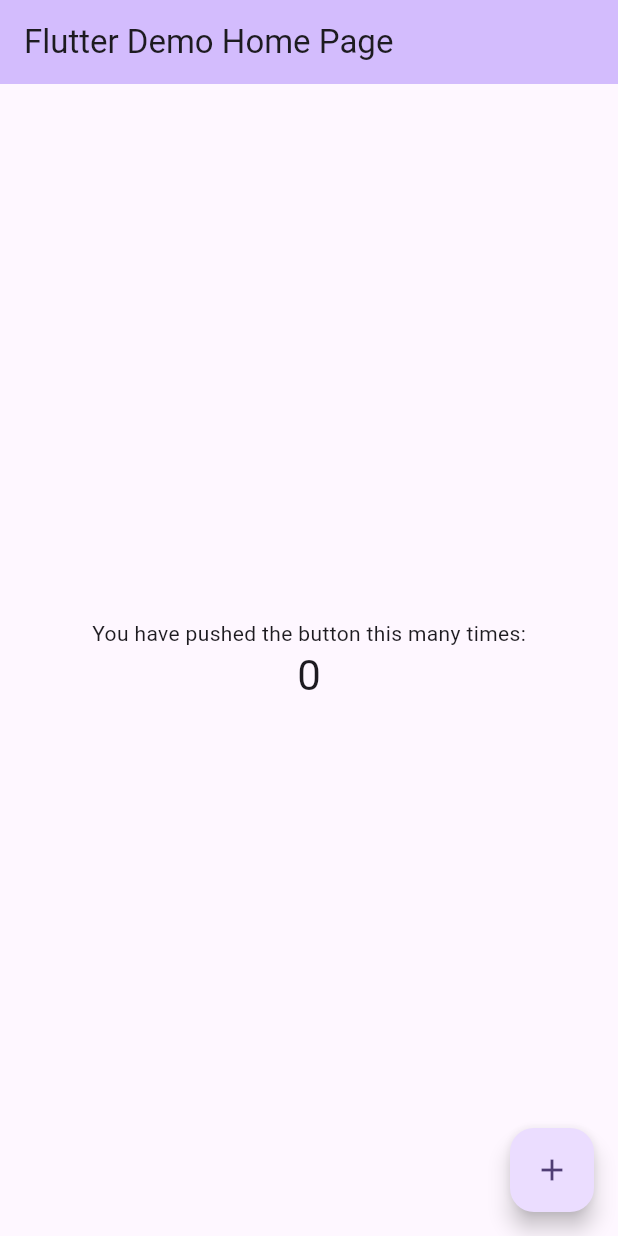
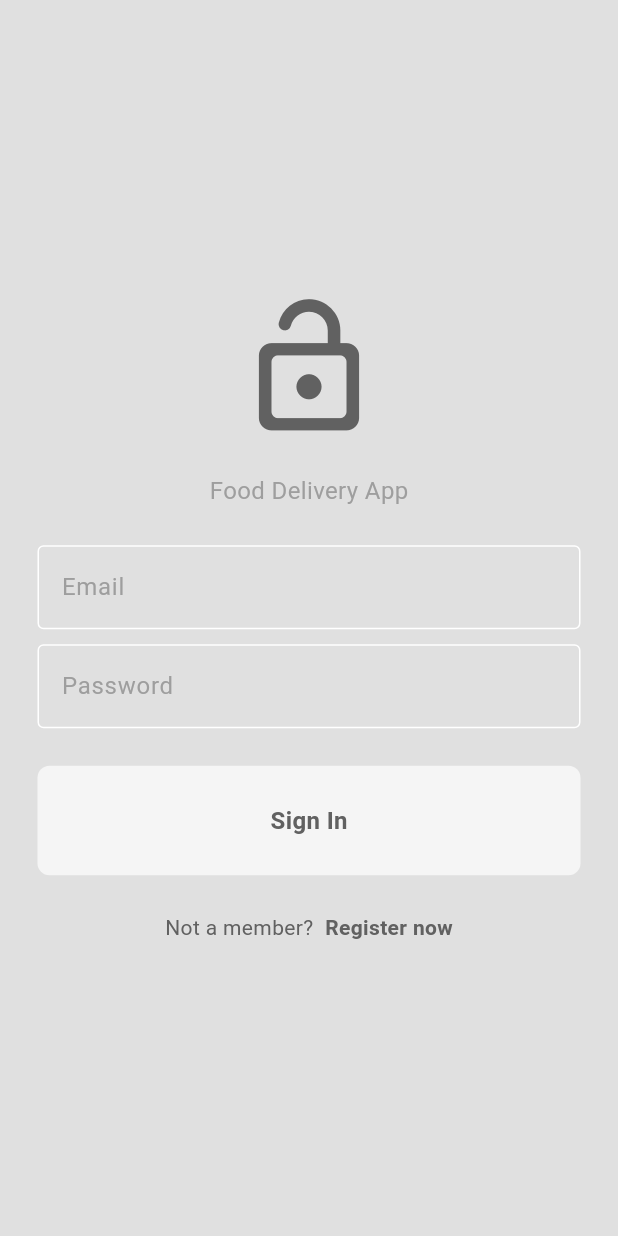
Before and after one commit to FarhahSakinah/Anogi_Delivery, a Flutter app: the screen it shows after launch, on a phone screen of 412 x 824 dp. Run offline on Flutter 3.47's test engine with Material 3 defaults, Android fonts, the light colour scheme and no system bars.

Commit message:
Implement theme provider and login page with custom components

```diff
--- /dev/null
+++ b/lib/component/my_button.dart
@@ -0,0 +1,37 @@
+import 'package:flutter/material.dart';
+
+class MyButton extends StatelessWidget {
+  final Function()? onTap;
+  final String text;
+
+  const MyButton({
+    super.key,
+    required this.text,
+    required this.onTap,
+  });
+
+  @override
+  Widget build(BuildContext context) {
+    return GestureDetector(
+      onTap: onTap,
+      child: Container(
+        padding: const EdgeInsets.all(25),
+        margin: const EdgeInsets.symmetric(horizontal: 25),
+        decoration: BoxDecoration(
+          color: Theme.of(context).colorScheme.secondary,
+          borderRadius: BorderRadius.circular(8),
+        ),
+        child: Center(
+          child: Text(
+            text,
+            style: TextStyle(
+              color: Theme.of(context).colorScheme.inversePrimary,
+              fontSize: 16,
+              fontWeight: FontWeight.bold,
+            ),
+          ),
+        ),
+      ),
+    );
+  }
+}
--- /dev/null
+++ b/lib/component/my_textfield.dart
@@ -0,0 +1,39 @@
+import 'package:flutter/material.dart';
+
+class MyTextfield extends StatelessWidget {
+  final TextEditingController controller;
+  final String hintText;
+  final bool obscureText;
+
+  const MyTextfield({
+    super.key,
+    required this.controller,
+    required this.hintText,
+    required this.obscureText,
+  });
+
+  @override
+  Widget build(BuildContext context) {
+    return Padding(
+      padding: const EdgeInsets.symmetric(horizontal: 25.0),
+      child: TextField(
+        controller: controller,
+        obscureText: obscureText,
+        decoration: InputDecoration(
+         enabledBorder: OutlineInputBorder(
+          borderSide:
+              BorderSide(color: Theme.of(context).colorScheme.tertiary),
+        ),
+        focusedBorder: OutlineInputBorder(
+          borderRadius: BorderRadius.circular(10),
+          borderSide:
+              BorderSide(color: Theme.of(context).colorScheme.primary),
+          ),
+          hintText: hintText,
+          hintStyle: TextStyle(color: Theme.of(context).colorScheme.primary,
+          ),
+        ),
+      ),
+    );
+  }
+}
--- a/lib/main.dart
+++ b/lib/main.dart
@@ -1,122 +1,27 @@
 import 'package:flutter/material.dart';
+import 'package:provider/provider.dart';
+import 'pages/login_page.dart';
+import 'themes/theme_provider.dart';
 
 void main() {
-  runApp(const MyApp());
+  runApp(
+    ChangeNotifierProvider(
+      create: (context) => ThemeProvider(),
+      child: const MyApp(),
+    ),
+  );
 }
 
 class MyApp extends StatelessWidget {
   const MyApp({super.key});
-
-  // This widget is the root of your application.
   @override
   Widget build(BuildContext context) {
     return MaterialApp(
-      title: 'Flutter Demo',
-      theme: ThemeData(
-        // This is the theme of your application.
-        //
-        // TRY THIS: Try running your application with "flutter run". You'll see
-        // the application has a purple toolbar. Then, without quitting the app,
-        // try changing the seedColor in the colorScheme below to Colors.green
-        // and then invoke "hot reload" (save your changes or press the "hot
-        // reload" button in a Flutter-supported IDE, or press "r" if you used
-        // the command line to start the app).
-        //
-        // Notice that the counter didn't reset back to zero; the application
-        // state is not lost during the reload. To reset the state, use hot
-        // restart instead.
-        //
-        // This works for code too, not just values: Most code changes can be
-        // tested with just a hot reload.
-        colorScheme: ColorScheme.fromSeed(seedColor: Colors.deepPurple),
+      debugShowCheckedModeBanner: false,
+      home: LoginPage(
+        onTap: () {},
       ),
-      home: const MyHomePage(title: 'Flutter Demo Home Page'),
+      theme: Provider.of<ThemeProvider>(context).themeData,
     );
   }
 }
-
-class MyHomePage extends StatefulWidget {
-  const MyHomePage({super.key, required this.title});
-
-  // This widget is the home page of your application. It is stateful, meaning
-  // that it has a State object (defined below) that contains fields that affect
-  // how it looks.
-
-  // This class is the configuration for the state. It holds the values (in this
-  // case the title) provided by the parent (in this case the App widget) and
-  // used by the build method of the State. Fields in a Widget subclass are
-  // always marked "final".
-
-  final String title;
-
-  @override
-  State<MyHomePage> createState() => _MyHomePageState();
-}
-
-class _MyHomePageState extends State<MyHomePage> {
-  int _counter = 0;
-
-  void _incrementCounter() {
-    setState(() {
-      // This call to setState tells the Flutter framework that something has
-      // changed in this State, which causes it to rerun the build method below
-      // so that the display can reflect the updated values. If we changed
-      // _counter without calling setState(), then the build method would not be
-      // called again, and so nothing would appear to happen.
-      _counter++;
-    });
-  }
-
-  @override
-  Widget build(BuildContext context) {
-    // This method is rerun every time setState is called, for instance as done
-    // by the _incrementCounter method above.
-    //
-    // The Flutter framework has been optimized to make rerunning build methods
-    // fast, so that you can just rebuild anything that needs updating rather
-    // than having to individually change instances of widgets.
-    return Scaffold(
-      appBar: AppBar(
-        // TRY THIS: Try changing the color here to a specific color (to
-        // Colors.amber, perhaps?) and trigger a hot reload to see the AppBar
-        // change color while the other colors stay the same.
-        backgroundColor: Theme.of(context).colorScheme.inversePrimary,
-        // Here we take the value from the MyHomePage object that was created by
-        // the App.build method, and use it to set our appbar title.
-        title: Text(widget.title),
-      ),
-      body: Center(
-        // Center is a layout widget. It takes a single child and positions it
-        // in the middle of the parent.
-        child: Column(
-          // Column is also a layout widget. It takes a list of children and
-          // arranges them vertically. By default, it sizes itself to fit its
-          // children horizontally, and tries to be as tall as its parent.
-          //
-          // Column has various properties to control how it sizes itself and
-          // how it positions its children. Here we use mainAxisAlignment to
-          // center the children vertically; the main axis here is the vertical
-          // axis because Columns are vertical (the cross axis would be
-          // horizontal).
-          //
-          // TRY THIS: Invoke "debug painting" (choose the "Toggle Debug Paint"
-          // action in the IDE, or press "p" in the console), to see the
-          // wireframe for each widget.
-          mainAxisAlignment: MainAxisAlignment.center,
-          children: <Widget>[
-            const Text('You have pushed the button this many times:'),
-            Text(
-              '$_counter',
-              style: Theme.of(context).textTheme.headlineMedium,
-            ),
-          ],
-        ),
-      ),
-      floatingActionButton: FloatingActionButton(
-        onPressed: _incrementCounter,
-        tooltip: 'Increment',
-        child: const Icon(Icons.add),
-      ), // This trailing comma makes auto-formatting nicer for build methods.
-    );
-  }
-}
--- /dev/null
+++ b/lib/pages/login_page.dart
@@ -0,0 +1,111 @@
+import 'package:flutter/material.dart';
+import 'package:anogi_delivery/component/my_textfield.dart';
+import 'package:anogi_delivery/component/my_button.dart';
+
+class LoginPage extends StatefulWidget {
+  final void Function()? onTap;
+
+  const LoginPage({super.key, required this.onTap});
+
+  @override
+  State<LoginPage> createState() => _LoginPageState();
+}
+
+class _LoginPageState extends State<LoginPage> {
+  // Text editing controllers
+  final TextEditingController emailController = TextEditingController();
+  final TextEditingController passwordController = TextEditingController();
+
+  @override
+  void dispose() {
+    // Always dispose controllers when done
+    emailController.dispose();
+    passwordController.dispose();
+    super.dispose();
+  }
+
+  @override
+  Widget build(BuildContext context) {
+    return Scaffold(
+      backgroundColor: Theme.of(context).colorScheme.background,
+      body: Center(
+        child: Column(
+          mainAxisAlignment: MainAxisAlignment.center,
+          children: [
+            // logo
+            Icon(
+              Icons.lock_open_rounded,
+              size: 100,
+              color: Theme.of(context).colorScheme.inversePrimary,
+            ),
+
+            const SizedBox(height: 20),
+
+            // app slogan
+            Text(
+              "Food Delivery App",
+              style: TextStyle(
+                fontSize: 16,
+                color: Theme.of(context).colorScheme.primary,
+              ),
+            ),
+
+            const SizedBox(height: 25),
+
+            // email field
+            MyTextfield(
+              controller: emailController,
+              hintText: "Email",
+              obscureText: false,
+            ),
+
+            const SizedBox(height: 10),
+
+            // password field
+            MyTextfield(
+              controller: passwordController,
+              hintText: "Password",
+              obscureText: true,
+            ),
+
+            const SizedBox(height: 25),
+
+            // sign in button
+            MyButton(
+              text: "Sign In",
+              onTap: () {
+                // Add your login logic here
+              },
+            ),
+
+            const SizedBox(height: 25),
+
+            // register prompt
+            Row(
+              mainAxisAlignment: MainAxisAlignment.center,
+              children: [
+                Text(
+                  "Not a member? ",
+                  style: TextStyle(
+                    color: Theme.of(context).colorScheme.inversePrimary,
+                  ),
+                ),
+                const SizedBox(width: 4),
+                GestureDetector(
+                  onTap: widget.onTap,
+                  child: Text(
+                    "Register now",
+                    style: TextStyle(
+                      color: Theme.of(context).colorScheme.inversePrimary,
+                      fontWeight: FontWeight.bold,
+                    ),
+                  ),
+                ),
+              ],
+            ),
+          ],
+        ),
+      ),
+    );
+  }
+}
--- /dev/null
+++ b/lib/themes/dark_mode.dart
@@ -0,0 +1,11 @@
+import 'package:flutter/material.dart';
+
+ThemeData darkMode = ThemeData(
+  colorScheme: ColorScheme.dark(
+    background: const Color.fromARGB(255, 20, 20, 20),
+    primary: Color.fromARGB(255, 122, 122, 122),
+    secondary: Color.fromARGB(255, 30, 30, 30),
+    tertiary: Color.fromARGB(255, 47, 47, 47),
+    inversePrimary: Colors.grey.shade300,
+  ),
+);
--- /dev/null
+++ b/lib/themes/light_mode.dart
@@ -0,0 +1,11 @@
+import 'package:flutter/material.dart';
+
+ThemeData lightMode = ThemeData(
+  colorScheme: ColorScheme.light(
+    background: Colors.grey.shade300,
+    primary: Colors.grey.shade500,
+    secondary: Colors.grey.shade100,
+    tertiary: Colors.white,
+    inversePrimary: Colors.grey.shade700,
+  ),
+);
--- /dev/null
+++ b/lib/themes/theme_provider.dart
@@ -0,0 +1,23 @@
+import 'package:flutter/material.dart';
+import 'package:anogi_delivery/themes/dark_mode.dart';
+import 'package:anogi_delivery/themes/light_mode.dart';
+
+class ThemeProvider extends ChangeNotifier {
+  ThemeData _themeData = lightMode;
+
+  ThemeData get themeData => _themeData;
+
+  set themeData(ThemeData theme) {
+    _themeData = theme;
+    notifyListeners();
+  }
+
+  void toggleTheme() {
+    if (_themeData == lightMode) {
+      _themeData = darkMode;
+    } else {
+      _themeData = lightMode;
+    }
+    notifyListeners();  // <-- Add this line to notify listeners about the change
+  }
+}
--- a/pubspec.yaml
+++ b/pubspec.yaml
@@ -34,6 +34,7 @@
   # The following adds the Cupertino Icons font to your application.
   # Use with the CupertinoIcons class for iOS style icons.
   cupertino_icons: ^1.0.8
+  provider: ^6.1.5
 
 dev_dependencies:
   flutter_test:
```
Also changed, not shown: pubspec.lock.
